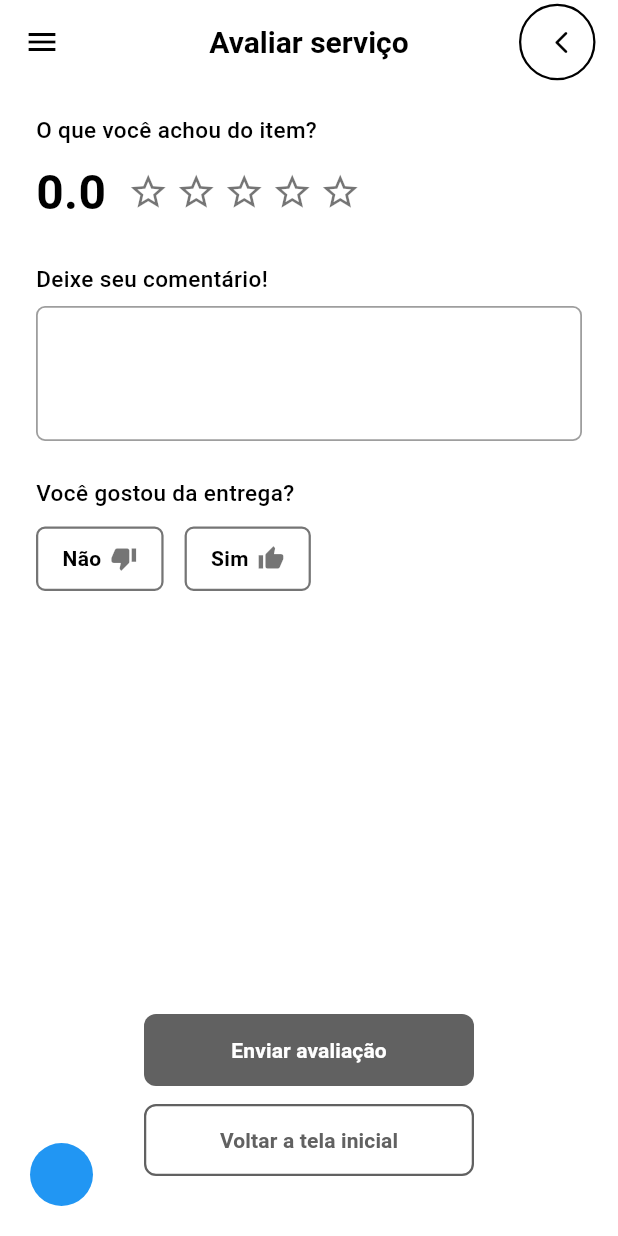
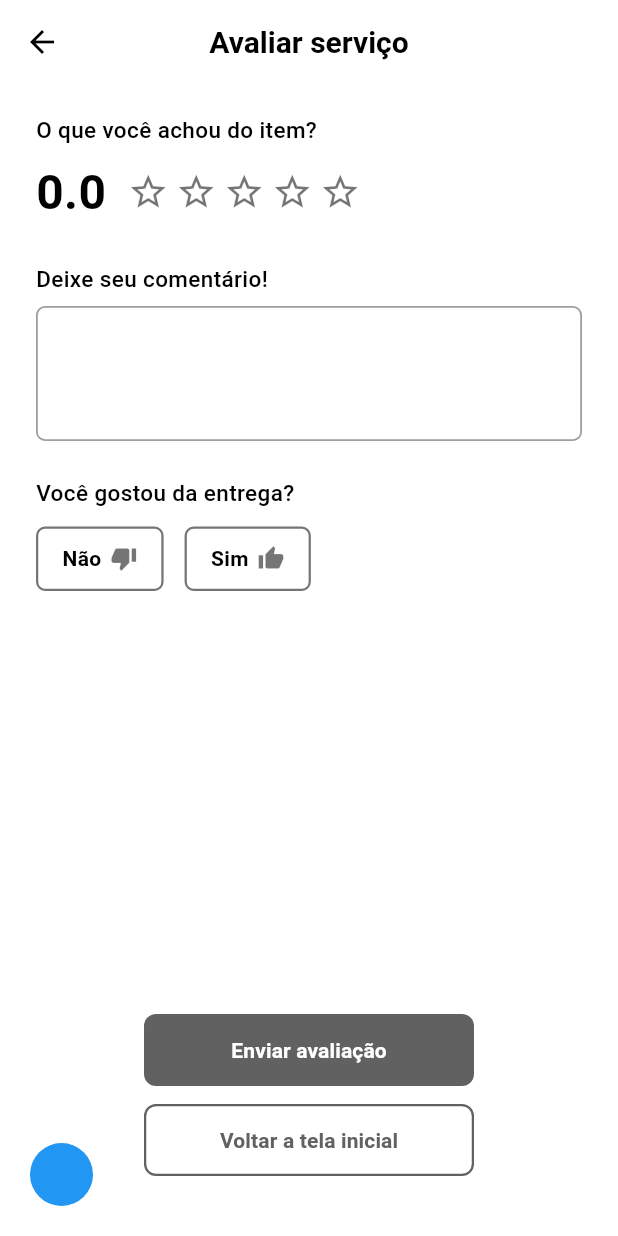
Before and after one commit to JoaoBrunoRezende20/Projeto-Conecta, a Flutter app: the TelaAvaliacaoServico screen opened directly with empty values, on a phone screen of 412 x 824 dp. Run offline on Flutter 3.47's test engine with Material 3 defaults, Android fonts, the phone set to English and light mode, and no system bars; our stand-ins replace cloud_firestore, firebase_auth, firebase_core, firebase_storage, image_picker, mask_text_input_formatter and 1 more; missing offline and left inert: gal; accounts and stored records are empty; network calls fail.

Commit message:
fix: ajusta fluxo do visitante e navegação em telas internas

```diff
--- a/e_nosso/lib/telas/cliente/tela_avaliacao_servico.dart
+++ b/e_nosso/lib/telas/cliente/tela_avaliacao_servico.dart
@@ -37,7 +37,10 @@ class _TelaAvaliacaoServicoState extends State<TelaAvaliacaoServico> {
       appBar: AppBar(
         backgroundColor: Colors.white,
         elevation: 0,
-        leading: const Icon(Icons.menu, color: Colors.black),
+        leading: IconButton(
+          icon: const Icon(Icons.arrow_back, color: Colors.black),
+          onPressed: () => Navigator.pop(context),
+        ),
         title: const Text(
           'Avaliar serviço',
           style: TextStyle(
@@ -47,26 +50,6 @@ class _TelaAvaliacaoServicoState extends State<TelaAvaliacaoServico> {
           ),
         ),
         centerTitle: true,
-        actions: [
-          Padding(
-            padding: const EdgeInsets.only(right: 15.0),
-            child: Container(
-              decoration: BoxDecoration(
-                shape: BoxShape.circle,
-                border: Border.all(color: Colors.black, width: 1.5),
-              ),
-              child: IconButton(
-                icon: const Icon(
-                  Icons.arrow_back_ios_rounded,
-                  color: Colors.black,
-                  size: 18,
-                ),
-                padding: const EdgeInsets.only(left: 6),
-                onPressed: () => Navigator.pop(context),
-              ),
-            ),
-          ),
-        ],
       ),
       body: Stack(
         children: [
```
Also changed, not shown: e_nosso/lib/telas/auth/tela_tipo_usuario.dart (+11 -0 lines), e_nosso/lib/telas/categorias/tela_filtros_comidas.dart (+1 -8 lines), e_nosso/lib/telas/cliente/tela_carrinho.dart (+7 -27 lines), e_nosso/lib/telas/cliente/tela_detalhes_produto.dart (+4 -25 lines), e_nosso/lib/telas/cliente/tela_finalizacao_compra.dart (+2 -32 lines), e_nosso/lib/telas/cliente/tela_historico_pedidos.dart (+4 -21 lines), 1 other file.
